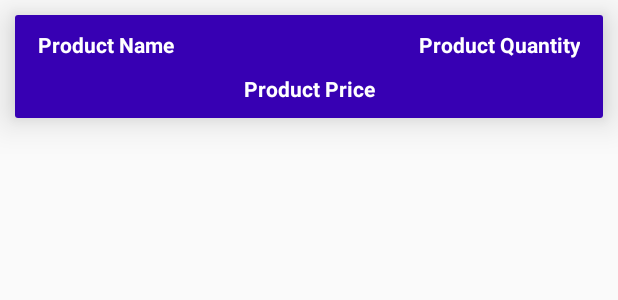
After one commit to lahiru-98/eShopping-MadProject-, an Android app: the layout cart_items_layout.xml on its own in the app's theme, with its tools: preview values and no code run, on a phone screen of 412 x 824 dp. The commit adds this screen. Shown: the top 300 px of the screen. Run offline under Robolectric (Android 15) with nearby library versions, the phone set to English and light mode, and no system bars.

Commit message:
add to cart completed

```diff
--- a/app/src/main/AndroidManifest.xml
+++ b/app/src/main/AndroidManifest.xml
@@ -9,7 +9,8 @@
         android:roundIcon="@mipmap/ic_launcher_round"
         android:supportsRtl="true"
         android:theme="@style/AppTheme">
-        <activity android:name=".AdminNewOrdersActivity"></activity>
+        <activity android:name=".CartActivity"></activity>
+        <activity android:name=".AdminNewOrdersActivity" />
         <activity android:name=".ProductDetailsActivity" />
         <activity android:name=".AdminAddNewProductActivity" />
         <activity android:name=".AdminCategoryActivity" />
--- a/app/src/main/java/com/example/eshopping/HomeActivity.java
+++ b/app/src/main/java/com/example/eshopping/HomeActivity.java
@@ -59,8 +59,8 @@ public class HomeActivity extends AppCompatActivity {
         fab.setOnClickListener(new View.OnClickListener() {
             @Override
             public void onClick(View view) {
-                Snackbar.make(view, "Replace with your own action", Snackbar.LENGTH_LONG)
-                        .setAction("Action", null).show();
+                Intent intent = new Intent(HomeActivity.this,CartActivity.class);
+                startActivity(intent);
             }
         });
         DrawerLayout drawer = findViewById(R.id.drawer_layout);
--- /dev/null
+++ b/app/src/main/res/layout/cart_items_layout.xml
@@ -0,0 +1,60 @@
+<?xml version="1.0" encoding="utf-8"?>
+<androidx.cardview.widget.CardView xmlns:android="http://schemas.android.com/apk/res/android"
+    android:layout_width="match_parent"
+    android:layout_height="wrap_content"
+    xmlns:app="http://schemas.android.com/apk/res-auto"
+    android:layout_margin="10dp"
+    app:cardElevation="15dp">
+
+    <RelativeLayout
+        android:layout_width="match_parent"
+        android:layout_height="match_parent"
+        android:padding="10dp"
+        android:background="@color/colorPrimaryDark">
+
+        <TextView
+
+            android:id="@+id/cart_product_name"
+            android:layout_width="160dp"
+            android:layout_height="wrap_content"
+            android:text="Product Name"
+            android:textColor="@android:color/white"
+            android:textSize="14dp"
+            android:layout_marginLeft="5dp"
+            android:textStyle="bold">
+        </TextView>
+
+        <TextView
+
+            android:id="@+id/cart_product_quantity"
+            android:layout_width="160dp"
+            android:layout_height="wrap_content"
+            android:layout_alignParentEnd="true"
+            android:layout_marginLeft="5dp"
+            android:text="Product Quantity"
+            android:textAlignment="textEnd"
+            android:textColor="@android:color/white"
+            android:textSize="14dp"
+            android:layout_marginRight="5dp"
+            android:textStyle="bold">
+
+        </TextView>
+
+
+        <TextView
+
+            android:id="@+id/cart_product_price"
+            android:layout_width="match_parent"
+            android:layout_height="wrap_content"
+            android:text="Product Price"
+            android:textColor="@android:color/white"
+            android:textSize="14dp"
+            android:layout_marginTop="10dp"
+            android:textStyle="bold"
+            android:layout_below="@+id/cart_product_quantity"
+            android:gravity="center">
+        </TextView>
+
+    </RelativeLayout>
+
+</androidx.cardview.widget.CardView>
```
Also changed, not shown: app/src/main/java/com/example/eshopping/CartActivity.java (added, +95 -0 lines), app/src/main/java/com/example/eshopping/Model/Cart.java (added, +57 -0 lines), app/src/main/java/com/example/eshopping/ProductDetailsActivity.java (+89 -0 lines), app/src/main/java/com/example/eshopping/ViewHolder/CartViewHolder.java (added, +39 -0 lines), app/src/main/res/layout/activity_cart.xml (added, +55 -0 lines), 1 other file.
